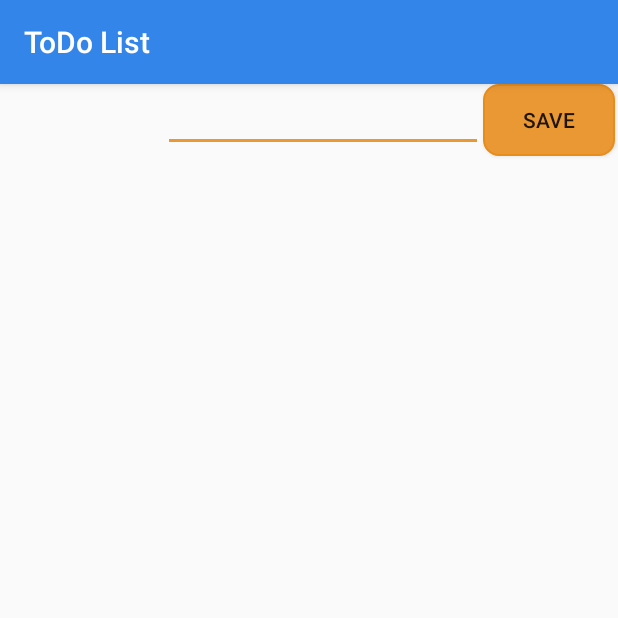
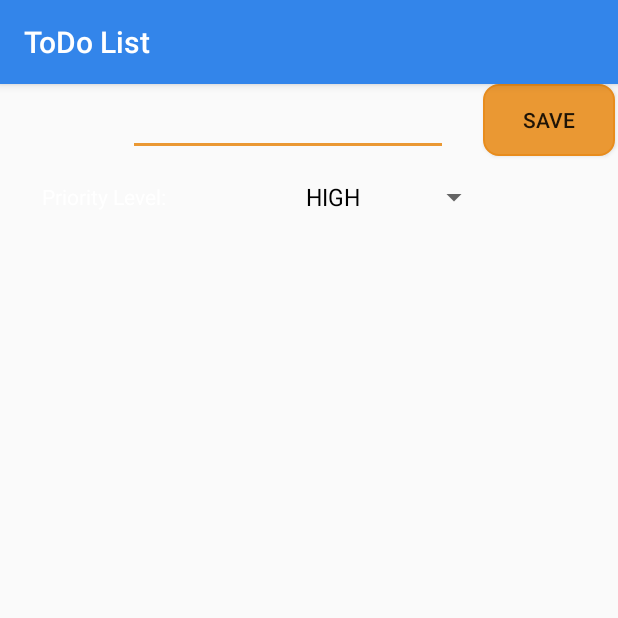
Before and after one commit to pranitishettiwar/CodepathToDo, an Android app: the fragment EditItemDialogFragment shown on its own in the app's theme, on a phone screen of 412 x 824 dp, the top half of it. Run offline under Robolectric (Android 15) with nearby library versions, the phone set to English and light mode, and no system bars; 5 statements that could not run were skipped.

Commit message:
Added item priority
UI and priority field in DB

```diff
--- a/SimpleTodo/app/src/main/java/com/codepath/simpletodo/EditItemDialogFragment.java
+++ b/SimpleTodo/app/src/main/java/com/codepath/simpletodo/EditItemDialogFragment.java
@@ -6,8 +6,13 @@ import android.view.LayoutInflater;
 import android.view.View;
 import android.view.ViewGroup;
 import android.view.WindowManager;
+import android.widget.ArrayAdapter;
 import android.widget.Button;
 import android.widget.EditText;
+import android.widget.Spinner;
+
+import java.util.ArrayList;
+import java.util.List;
 
 
 /**
@@ -21,9 +26,12 @@ public class EditItemDialogFragment extends DialogFragment {
     private int itemPosition;
     private String itemDate;
     private TodoItemsDbHelper todoItemsDbHelper;
+    private Spinner mDropdown;
+    private String itemPriority;
+
 
     public interface EditItemDialogListener {
-        void onFinishEditDialog(String inputText, int position);
+        void onFinishEditDialog(String inputText, int position, String itemPriority);
     }
 
     public EditItemDialogFragment() {
@@ -42,6 +50,9 @@ public class EditItemDialogFragment extends DialogFragment {
         //Get field from view
         mEditText = (EditText) view.findViewById(R.id.etEditItem);
         mButton = (Button) view.findViewById(R.id.btnSave);
+        mDropdown = (Spinner) view.findViewById(R.id.spinnerPriority);
+
+        addItemsOnSpinner2();
 
         //Unpack data from Bundle
         Bundle bundle = getArguments();
@@ -57,17 +68,19 @@ public class EditItemDialogFragment extends DialogFragment {
         getDialog().getWindow().setSoftInputMode(
                 WindowManager.LayoutParams.SOFT_INPUT_STATE_VISIBLE);
 
+        mButton.setOnClickListener(new View.OnClickListener() {
 
-        mButton.setOnClickListener(new View.OnClickListener() {
             @Override
             public void onClick(View v) {
+                itemPriority = mDropdown.getSelectedItem().toString();
+
                 //Updating item in DB
                 todoItemsDbHelper = new TodoItemsDbHelper();
-                todoItemsDbHelper.updateItemInDB(mEditText, itemPosition, itemDate);
+                todoItemsDbHelper.updateItemInDB(mEditText, itemPosition, itemDate, itemPriority);
 
                 // Return input text back to activity through the implemented listener
                 EditItemDialogListener listener = (EditItemDialogListener) getActivity();
-                listener.onFinishEditDialog(mEditText.getText().toString(), itemPosition);
+                listener.onFinishEditDialog(mEditText.getText().toString(), itemPosition, itemPriority);
 
                 //Close the dialog and return back to the parent activity
                 dismiss();
@@ -77,4 +90,15 @@ public class EditItemDialogFragment extends DialogFragment {
         return view;
     }
 
+    private void addItemsOnSpinner2() {
+        //create a list of items for the spinner.
+        List<String> list = new ArrayList<String>();
+        list.add("HIGH");
+        list.add("NORMAL");
+        list.add("LOW");
+
+        ArrayAdapter<String> adapter = new ArrayAdapter<String>(getActivity(), android.R.layout.simple_spinner_dropdown_item, list);
+        //set the spinners adapter to the previously created one.
+        mDropdown.setAdapter(adapter);
+    }
 }
--- a/SimpleTodo/app/src/main/java/com/codepath/simpletodo/ItemsAdapter.java
+++ b/SimpleTodo/app/src/main/java/com/codepath/simpletodo/ItemsAdapter.java
@@ -36,10 +36,12 @@ public class ItemsAdapter extends ArrayAdapter<ListItem> implements View.OnClick
         // Lookup view for data population
         TextView tvToDoName = (TextView) convertView.findViewById(R.id.tvToDoName);
         TextView tvToDoDate = (TextView) convertView.findViewById(R.id.tvToDoDate);
+        TextView tvToDoPriority = (TextView) convertView.findViewById(R.id.tvToDoPriority);
 
         // Populate the data into the template view using the data object
         tvToDoName.setText(listItem.getTodoName());
         tvToDoDate.setText(listItem.getTodoDate());
+        tvToDoPriority.setText(listItem.getPriority());
 
         //Call Click Listeners on the current row
         convertView.setOnLongClickListener(this);
--- a/SimpleTodo/app/src/main/java/com/codepath/simpletodo/MainActivity.java
+++ b/SimpleTodo/app/src/main/java/com/codepath/simpletodo/MainActivity.java
@@ -76,7 +76,7 @@ public class MainActivity extends AppCompatActivity implements EditItemDialogFra
 
 
     public void onAddItem(View view) {
-        ListItem listItem = new ListItem(mEditText.getText().toString(), "added on " + currentDate);
+        ListItem listItem = new ListItem(mEditText.getText().toString(), "due " + currentDate, "NORMAL");
         Toast.makeText(this, "Item Added:" + " " + mEditText.getText().toString(), Toast.LENGTH_SHORT).show();
         itemsAdapter.add(listItem);
         mEditText.setText("");
@@ -86,8 +86,9 @@ public class MainActivity extends AppCompatActivity implements EditItemDialogFra
     }
 
     @Override
-    public void onFinishEditDialog(String itemText, int itemPosition) {
+    public void onFinishEditDialog(String itemText, int itemPosition, String itemPriority) {
         todoItems.get(itemPosition).setTodoName(itemText);
+        todoItems.get(itemPosition).setTodoPriority(itemPriority);
         itemsAdapter.notifyDataSetChanged();
         Toast.makeText(this, "Item Updated:" + " " + itemText, Toast.LENGTH_SHORT).show();
     }
--- a/SimpleTodo/app/src/main/res/layout/fragment_edit_item.xml
+++ b/SimpleTodo/app/src/main/res/layout/fragment_edit_item.xml
@@ -24,9 +24,34 @@
         android:id="@+id/etEditItem"
         android:layout_width="wrap_content"
         android:layout_height="wrap_content"
+        android:layout_alignBottom="@+id/btnSave"
+        android:layout_marginEnd="23dp"
+        android:layout_marginLeft="23dp"
+        android:layout_marginRight="23dp"
+        android:layout_marginStart="23dp"
         android:layout_toLeftOf="@+id/btnSave"
+        android:layout_toStartOf="@+id/btnSave"
         android:ems="10"
         android:inputType="textMultiLine"
-        android:textColor="@color/colorWhite"
-        android:textColorHint="@color/colorAccent" />
+        android:textColor="@color/colorWhite" />
+
+    <TextView
+        android:id="@+id/tvPriority"
+        android:layout_width="wrap_content"
+        android:layout_height="wrap_content"
+        android:layout_alignParentLeft="true"
+        android:layout_marginLeft="28dp"
+        android:layout_marginTop="65dp"
+        android:text="Priority Level:"
+        android:textColor="@color/colorWhite" />
+
+    <Spinner
+        android:id="@+id/spinnerPriority"
+        android:layout_width="wrap_content"
+        android:layout_height="wrap_content"
+        android:layout_alignParentRight="true"
+        android:layout_marginRight="85dp"
+        android:layout_marginTop="51dp"
+        android:spinnerMode="dropdown" />
+
 </RelativeLayout>
```
Also changed, not shown: SimpleTodo/app/src/main/java/com/codepath/simpletodo/ListItem.java (+13 -2 lines), SimpleTodo/app/src/main/java/com/codepath/simpletodo/ToDoItem.java (+11 -0 lines), SimpleTodo/app/src/main/java/com/codepath/simpletodo/TodoItemsDbHelper.java (+5 -2 lines), SimpleTodo/app/src/main/res/layout/list_item.xml (+11 -1 lines).
